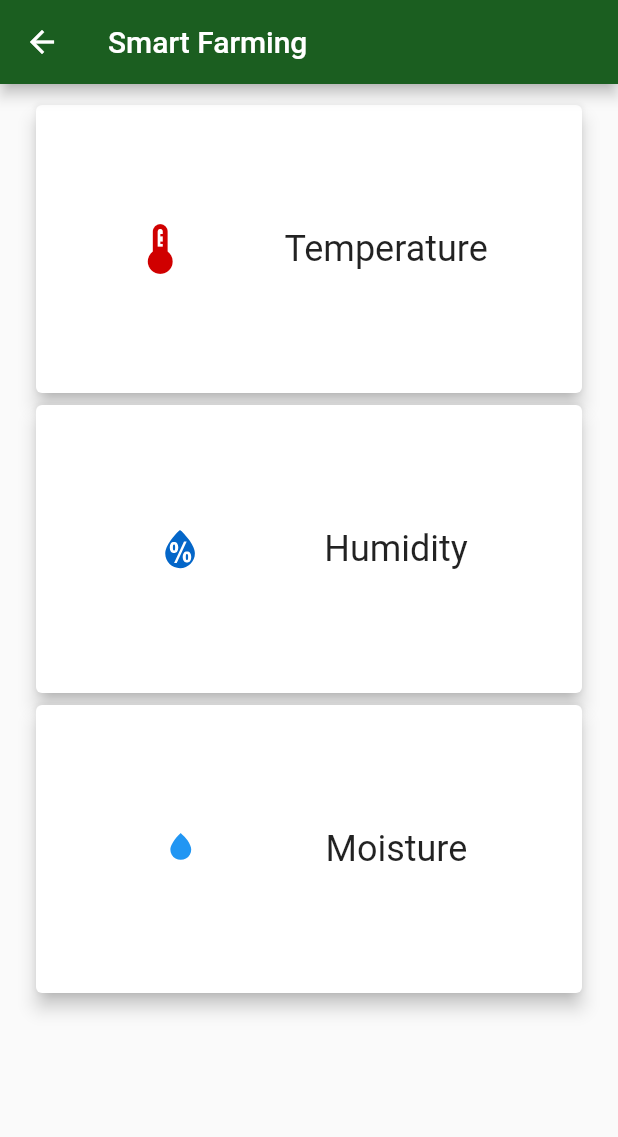
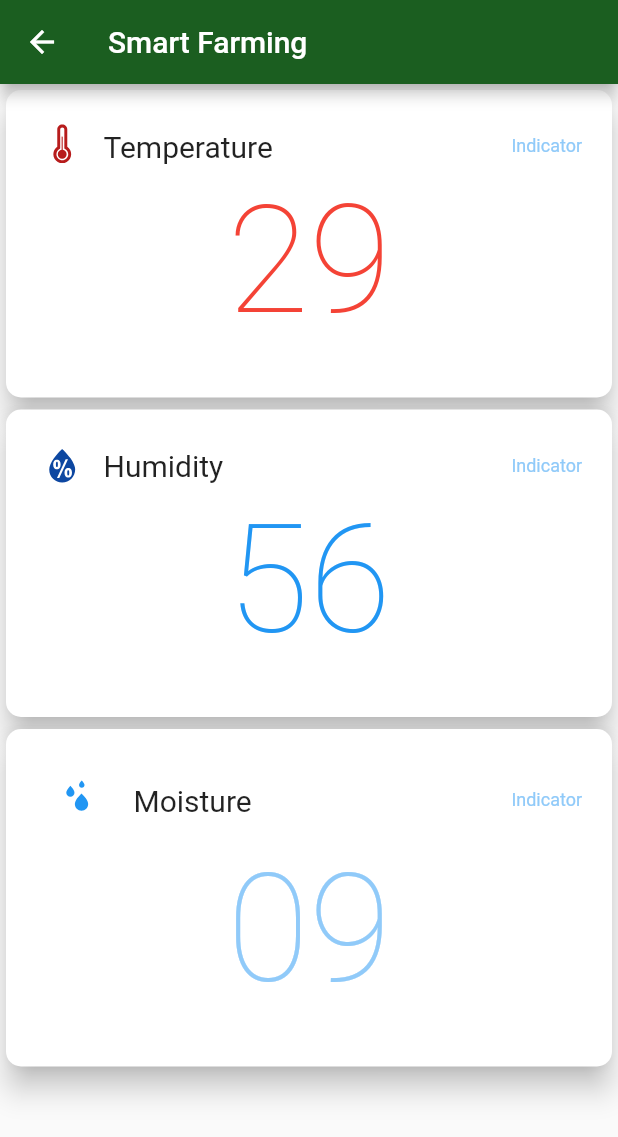
Before and after one commit to samsonkassa-dev/SmartfarmingApp, a Flutter app: the Dashboard screen opened directly, on a phone screen of 412 x 824 dp. Shown: the top 1137 px of the screen. Run offline on Flutter 3.47's test engine with Material 2 defaults, Android fonts, the light colour scheme and no system bars; our stand-ins replace country_code_picker, weather_icons.

Commit message:
seperate cards view from dash

```diff
--- /dev/null
+++ b/lib/screens/cards.dart
@@ -0,0 +1,394 @@
+import 'package:flutter/material.dart';
+import 'package:weather_icons/weather_icons.dart';
+
+class Cards extends StatefulWidget {
+  @override
+  _CardsState createState() => _CardsState();
+}
+
+class _CardsState extends State<Cards> {
+  @override
+  Widget build(BuildContext context) {
+    return ListView(
+          children: [ Card(
+          elevation: 8,
+          shape: RoundedRectangleBorder(
+              borderRadius: BorderRadius.all(
+                Radius.circular(10)
+                ),
+                ),
+                child: Column(children: [
+                  Padding(
+                    padding: const EdgeInsets.fromLTRB(20, 20, 20, 0),
+                    child: Row(
+                      mainAxisAlignment: MainAxisAlignment.spaceBetween,
+                      mainAxisSize: MainAxisSize.max,
+                      children: [
+                      Row(
+                        children: [
+                        Icon(
+                          WeatherIcons.thermometer,
+                          color: Colors.red[900],
+                          size: 35.0,
+                        ),
+                        SizedBox(
+                          width: 10
+                        ),
+                        Text(
+                          'Temperature',
+                          style: TextStyle(
+                            fontSize: 20,
+                          ),
+                        ),
+                      ],
+                      ),
+                      Text(
+                        'Indicator',
+                        style: TextStyle(
+                          fontSize: 12,
+                          color: Colors.blue[200],
+                        ),
+                      ),
+                    ],
+                    ),
+                  ),
+                  Container(
+                    width: MediaQuery.of(context).size.width,
+                    height: 150,
+                    child: Text(
+                      '29',
+                      textAlign: TextAlign.center,
+                      style: TextStyle(
+                        color: Colors.red,
+                        fontSize: 100,
+                        fontWeight: FontWeight.w200,
+                      ),
+                    ),
+                  )
+                ],
+                ),
+                ),
+                Card(
+          elevation: 8,
+          shape: RoundedRectangleBorder(
+              borderRadius: BorderRadius.all(
+                Radius.circular(10)
+                ),
+                ),
+                child: Column(children: [
+                  Padding(
+                    padding: const EdgeInsets.fromLTRB(20, 20, 20, 0),
+                    child: Row(
+                      mainAxisAlignment: MainAxisAlignment.spaceBetween,
+                      mainAxisSize: MainAxisSize.max,
+                      children: [
+                      Row(
+                        children: [
+                        Icon(
+                          WeatherIcons.humidity,
+                          color: Colors.blue[900],
+                          size: 35.0,
+                        ),
+                        SizedBox(
+                          width: 10
+                        ),
+                        Text(
+                          'Humidity',
+                          style: TextStyle(
+                            fontSize: 20,
+                          ),
+                        ),
+                      ],
+                      ),
+                      Text(
+                        'Indicator',
+                        style: TextStyle(
+                          fontSize: 12,
+                          color: Colors.blue[200],
+                        ),
+                      ),
+                    ],
+                    ),
+                  ),
+                  Container(
+                    width: MediaQuery.of(context).size.width,
+                    height: 150,
+                    child: Text(
+                      '56',
+                      textAlign: TextAlign.center,
+                      style: TextStyle(
+                        color: Colors.blue,
+                        fontSize: 100,
+                        fontWeight: FontWeight.w200,
+                      ),
+                    ),
+                  )
+                ],
+                ),
+                ),
+                Card(
+          elevation: 8,
+          shape: RoundedRectangleBorder(
+              borderRadius: BorderRadius.all(
+                Radius.circular(10)
+                ),
+                ),
+                child: Column(children: [
+                  Padding(
+                    padding: const EdgeInsets.fromLTRB(20, 20, 20, 0),
+                    child: Row(
+                      mainAxisAlignment: MainAxisAlignment.spaceBetween,
+                      mainAxisSize: MainAxisSize.max,
+                      children: [
+                      Row(
+                        children: [
+                        Icon(
+                          WeatherIcons.raindrops,
+                          color: Colors.blue,
+                          size: 55.0,
+                        ),
+                        SizedBox(
+                          width: 10
+                        ),
+                        Text(
+                          'Moisture',
+                          style: TextStyle(
+                            fontSize: 20,
+                          ),
+                        ),
+                      ],
+                      ),
+                      Text(
+                        'Indicator',
+                        style: TextStyle(
+                          fontSize: 12,
+                          color: Colors.blue[200],
+                        ),
+                      ),
+                    ],
+                    ),
+                  ),
+                  Container(
+                    width: MediaQuery.of(context).size.width,
+                    height: 150,
+                    child: Text(
+                      '09',
+                      textAlign: TextAlign.center,
+                      style: TextStyle(
+                        color: Colors.blue[200],
+                        fontSize: 100,
+                        fontWeight: FontWeight.w200,
+                      ),
+                    ),
+                  )
+                ],
+                ),
+                ),
+          ]
+    );
+  }
+}
+
+// class Dashboard extends StatelessWidget {
+//   @override
+//   Widget build(BuildContext context) {
+//     return Scaffold(
+//         appBar: AppBar(
+//           title: Text('Smart Farming'),
+//           backgroundColor: Colors.green[900],
+//         ),
+//         body: Container(
+//             margin: EdgeInsets.fromLTRB(20.0, 10.0, 20.0, 10.0),
+//             child: ListView(children: [
+//               Card
+//             ])));
+//   }
+// }
+//               Card(
+//                   shape: RoundedRectangleBorder(
+//                       borderRadius: BorderRadius.all(Radius.circular(10))),
+//                   elevation: 5.0,
+//                   child: Column(children: [
+//                     Padding(
+//                       padding: const EdgeInsets.fromLTRB(20, 20, 20, 0),
+//                       child: Row(
+//                         mainAxisSize: MainAxisSize.max,
+//                         mainAxisAlignment: MainAxisAlignment.spaceBetween,
+//                         children: [
+//                           Row(
+//                             children: [
+//                               Icon(
+//                                 Icons.thermostat,
+//                                 color: Color(0xffd40000),
+//                                 size: 35.0,
+//                               ),
+//                               SizedBox(
+//                                 width: 10,
+//                               ),
+//                               Text(
+//                                 'Temperature',
+//                                 style: TextStyle(fontSize: 20),
+//                               ),
+//                             ],
+//                           ),
+//                           Text(
+//                             'critical',
+//                             style: TextStyle(
+//                                 fontSize: 12.0, color: Color(0xffd40000)),
+//                           ),
+//                         ],
+//                       ),
+//                     ),
+//                     Container(
+//                         width: 250,
+//                         height: 150,
+//                         child: Text(
+//                           '29',
+//                           textAlign: TextAlign.center,
+//                           style: TextStyle(
+//                             color: Color(0xffd40000),
+//                             fontSize: 100,
+//                             fontWeight: FontWeight.w200,
+//                           ),
+//                         )),
+//                     Card(
+//                       shape: RoundedRectangleBorder(
+//                           borderRadius: BorderRadius.all(Radius.circular(10))),
+//                       elevation: 5.0,
+//                       child: Column(
+//                         children: [
+//                           Padding(
+//                             padding: const EdgeInsets.fromLTRB(20, 20, 20, 0),
+//                             child: Row(
+//                               mainAxisSize: MainAxisSize.max,
+//                               mainAxisAlignment: MainAxisAlignment.spaceBetween,
+//                               children: [
+//                                 Row(
+//                                   children: [
+//                                     Icon(
+//                                       WeatherIcons.humidity,
+//                                       color: Color(0xff0466c8),
+//                                       size: 35.0,
+//                                     ),
+//                                     SizedBox(
+//                                       width: 10,
+//                                     ),
+//                                     Text(
+//                                       'Humidity',
+//                                       style: TextStyle(fontSize: 20),
+//                                     ),
+//                                   ],
+//                                 ),
+//                                 Text(
+//                                   'All good',
+//                                   style: TextStyle(
+//                                       fontSize: 12.0, color: Color(0xff0466c8)),
+//                                 ),
+//                               ],
+//                             ),
+//                           ),
+//                           Container(
+//                               // width: MediaQuery.of(context).size.width,
+//                               height: 150,
+//                               child: Text(
+//                                 '55',
+//                                 textAlign: TextAlign.center,
+//                                 style: TextStyle(
+//                                   color: Colors.blue[300],
+//                                   fontSize: 100,
+//                                   fontWeight: FontWeight.w200,
+//                                 ),
+//                               )),
+//                         ],
+//                       ),
+//                     ),
+//                     Card(
+//                       shape: RoundedRectangleBorder(
+//                           borderRadius: BorderRadius.all(Radius.circular(10))),
+//                       elevation: 5.0,
+//                       child: Column(
+//                         children: [
+//                           Padding(
+//                             padding: const EdgeInsets.fromLTRB(20, 20, 20, 0),
+//                             child: Row(
+//                               mainAxisSize: MainAxisSize.max,
+//                               mainAxisAlignment: MainAxisAlignment.spaceBetween,
+//                               children: [
+//                                 Row(
+//                                   children: [
+//                                     Icon(
+//                                       WeatherIcons.raindrops,
+//                                       color: Colors.blue,
+//                                       size: 55.0,
+//                                     ),
+//                                     SizedBox(
+//                                       width: 10,
+//                                     ),
+//                                     Text(
+//                                       'Moisture',
+//                                       style: TextStyle(fontSize: 20),
+//                                     ),
+//                                   ],
+//                                 ),
+//                                 Text(
+//                                   'Low Soil Moisture',
+//                                   style: TextStyle(
+//                                       fontSize: 12.0, color: Colors.blue),
+//                                 ),
+//                               ],
+//                             ),
+//                           ),
+//                           Container(
+//                               // width: MediaQuery.of(context).size.width,
+//                               height: 150,
+//                               child: Text(
+//                                 '09',
+//                                 textAlign: TextAlign.center,
+//                                 style: TextStyle(
+//                                   color: Color(0xffd40000),
+//                                   fontSize: 100,
+//                                   fontWeight: FontWeight.w200,
+//                                 ),
+//                               )),
+//                         ],
+//                       ),
+//                     )
+//                   ]))
+//             ])));
+//   }
+// }
+
+// //     child: Row(
+// //       mainAxisAlignment: MainAxisAlignment.spaceEvenly,
+// //       children: [
+// //         Icon(
+// //           WeatherIcons.humidity,
+// //           color: Color(0xff0466c8),
+// //           size: 40.0,
+// //         ),
+// //         Text(
+// //           'Humidity',
+// //           style: TextStyle(fontSize: 24.0),
+// //         )
+// //       ],
+// //     ),
+// //   ),
+// // ),
+// // SizedBox(
+// //   height: 200.0,
+// //     child: Card(
+// //     elevation: 5.0,
+// //     child: Row(
+// //       mainAxisAlignment: MainAxisAlignment.spaceEvenly,
+// //       children: [
+// //         Icon(
+// //           WeatherIcons.raindrop,
+// //           color: Colors.blue,
+// //           size: 40.0,
+// //         ),
+// //         Text(
+// //           'Moisture',
+// //           style: TextStyle(fontSize: 24.0),
+// //         )
+// //       ],
+// //     ),
--- a/lib/screens/dashboard.dart
+++ b/lib/screens/dashboard.dart
@@ -1,81 +1,19 @@
 import 'package:flutter/material.dart';
-import 'package:weather_icons/weather_icons.dart';
+import 'package:smart_farming/screens/cards.dart';
 
 class Dashboard extends StatelessWidget {
+
   @override
   Widget build(BuildContext context) {
     return Scaffold(
-        appBar: AppBar(
-          title: Text('Smart Farming'),
-          backgroundColor: Colors.green[900],
+      appBar: AppBar(
+        title: Text(
+          'Smart Farming'
         ),
-        body: Container(
-          margin: EdgeInsets.fromLTRB(20.0, 10.0, 20.0, 10.0),
-          child: ListView(
-            children: [
-              SizedBox(
-                height: 200.0,
-                  child: Card(
-                  elevation: 5.0,
-                  child: Row(
-                    mainAxisAlignment: MainAxisAlignment.spaceEvenly,
-                    children: [
-                      Icon(
-                        Icons.thermostat,
-                        color: Color(0xffd00000),
-                        size: 40.0,
-                      ),
-                      Text(
-                        'Temperature',
-                        style: TextStyle(fontSize: 24.0),
-                      )
-                    ],
-                  ),
-                ),
-              ),
+        backgroundColor: Colors.green[900],
+      ),
+      body: Cards(),
 
-              SizedBox(
-                height: 200.0,
-                  child: Card(
-                  elevation: 5.0,
-                  child: Row(
-                    mainAxisAlignment: MainAxisAlignment.spaceEvenly,
-                    children: [
-                      Icon(
-                        WeatherIcons.humidity,
-                        color: Color(0xff0466c8),
-                        size: 40.0,
-                      ),
-                      Text(
-                        'Humidity',
-                        style: TextStyle(fontSize: 24.0),
-                      )
-                    ],
-                  ),
-                ),
-              ),
-              SizedBox(
-                height: 200.0,
-                  child: Card(
-                  elevation: 5.0,
-                  child: Row(
-                    mainAxisAlignment: MainAxisAlignment.spaceEvenly,
-                    children: [
-                      Icon(
-                        WeatherIcons.raindrop,
-                        color: Colors.blue,
-                        size: 40.0,
-                      ),
-                      Text(
-                        'Moisture',
-                        style: TextStyle(fontSize: 24.0),
-                      )
-                    ],
-                  ),
-                ),
-              )
-            ],
-          ),
-        ));
+    );
   }
 }
--- a/lib/screens/phone_verification.dart
+++ b/lib/screens/phone_verification.dart
@@ -1,6 +1,7 @@
 import 'package:flutter/material.dart';
+import 'package:smart_farming/screens/cards.dart';
+// import 'package:otp_screen/otp_screen.dart';
 import 'package:smart_farming/screens/dashboard.dart';
-// import 'package:otp_screen/otp_screen.dart';
 
 class PhoneVerification extends StatelessWidget {
   Future<String> validateOtp(String otp) async {
@@ -14,7 +15,7 @@ class PhoneVerification extends StatelessWidget {
 
   void moveToNextScreen(context) {
     Navigator.push(
-        context, MaterialPageRoute(builder: (context) => Dashboard()));
+        context, MaterialPageRoute(builder: (context) => Cards()));
   }
 
   // int _firstDigit;
```
